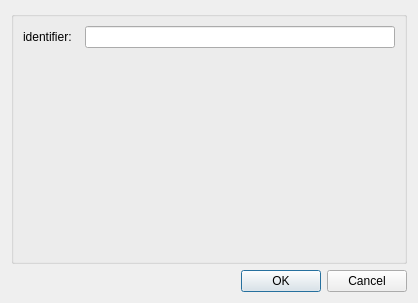
This is mapclientplugins/organinserterstep/qt/configuredialog.ui in mapclient-plugins/mapclientplugins.organinserterstep as Qt 5 draws it before an edit. The edited form follows.
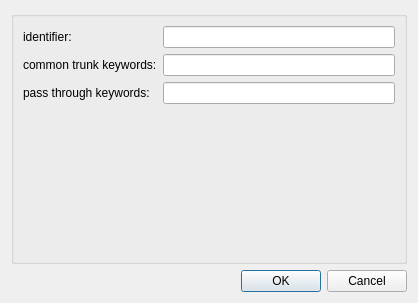
This is the edited form.

The edit to the form file:
```diff
--- a/mapclientplugins/organinserterstep/qt/configuredialog.ui
+++ b/mapclientplugins/organinserterstep/qt/configuredialog.ui
@@ -28,7 +28,35 @@
        </widget>
       </item>
       <item row="0" column="1">
-       <widget class="QLineEdit" name="lineEdit0"/>
+       <widget class="QLineEdit" name="lineEditIdentifier"/>
+      </item>
+      <item row="1" column="0">
+       <widget class="QLabel" name="labelCommontrunk">
+        <property name="text">
+         <string>common trunk keywords:</string>
+        </property>
+       </widget>
+      </item>
+      <item row="1" column="1">
+       <widget class="QLineEdit" name="lineEditCommontrunk">
+        <property name="toolTip">
+         <string>A comma separated list of keywords that identify organs to be inserted via the common trunk mode. Note that these organ scaffolds will require corresponding templates.</string>
+        </property>
+       </widget>
+      </item>
+      <item row="2" column="0">
+       <widget class="QLabel" name="labelPassthrough">
+        <property name="text">
+         <string>pass through keywords:</string>
+        </property>
+       </widget>
+      </item>
+      <item row="2" column="1">
+       <widget class="QLineEdit" name="lineEditPassthrough">
+        <property name="toolTip">
+         <string>A comma separated list of keywords which identify scaffolds that are built in the same coordinate system as the whole body and do not require further processing.</string>
+        </property>
+       </widget>
       </item>
      </layout>
     </widget>
```
Left out of the diff: 6 changed lines with no effect on the pictures.
